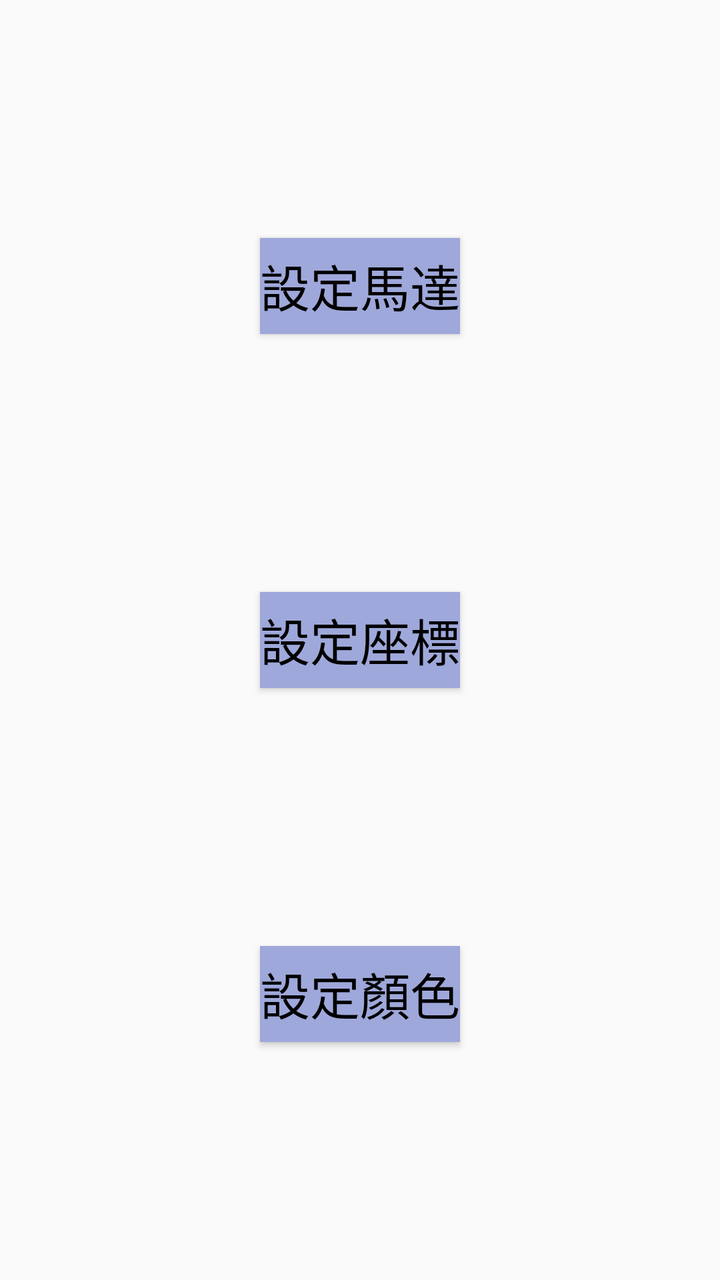
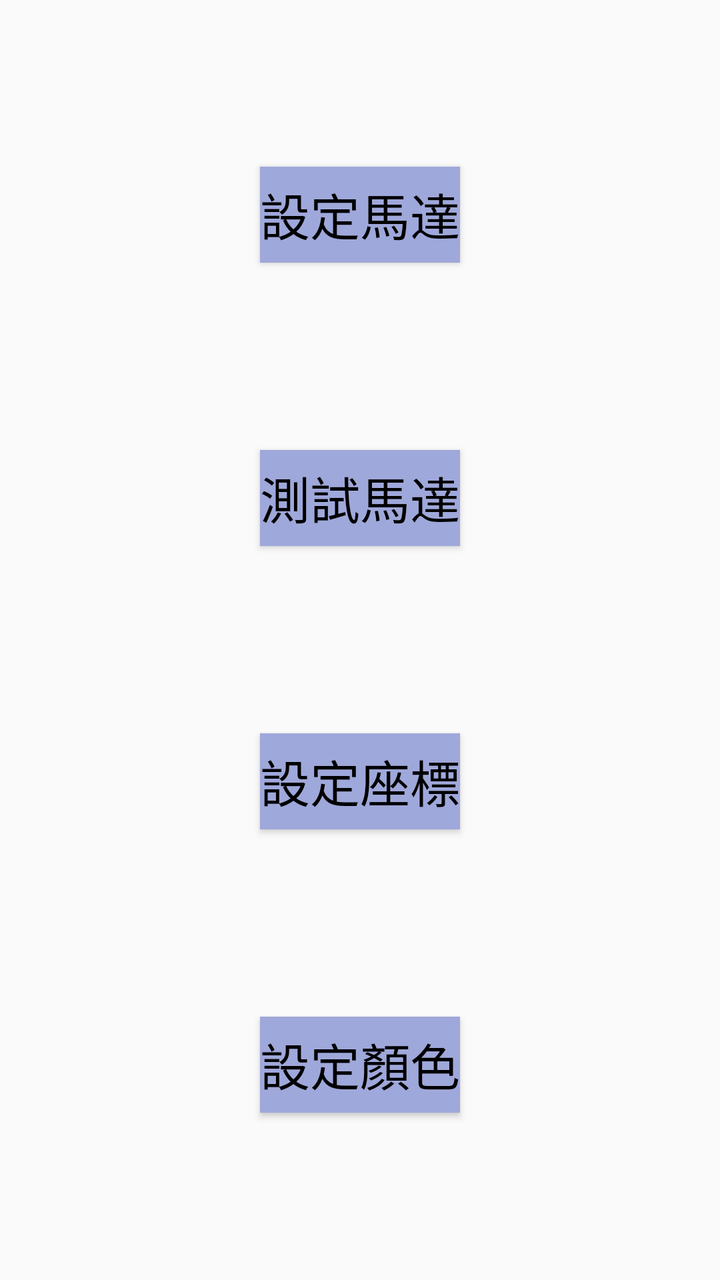

Screens rendered from an Android XML layout before and after an edit, with the pre-edit source and the edit as a unified diff.
<!-- AndroidManifest.xml: application theme Theme.Test -->
<!-- res/layout/fragment_setting.xml -->
<?xml version="1.0" encoding="utf-8"?>
<LinearLayout
    xmlns:android="http://schemas.android.com/apk/res/android"
    xmlns:tools="http://schemas.android.com/tools"
    android:layout_width="match_parent"
    android:layout_height="match_parent"
    android:orientation="vertical"
    tools:context=".SettingFragment">

    <Space
        android:layout_width="match_parent"
        android:layout_height="0dp"
        android:layout_weight="1" />

    <Button
        android:id="@+id/motor_button"
        android:layout_width="wrap_content"
        android:layout_height="wrap_content"
        android:text="設定馬達"
        android:textColor="#000"
        android:layout_marginVertical="10dp"
        android:layout_gravity="center"
        android:textSize="25sp"
        android:background="#9FA8DA"
        />

    <Space
        android:layout_width="match_parent"
        android:layout_height="0dp"
        android:layout_weight="1" />

    <Button
        android:id="@+id/coordinate_button"
        android:layout_width="wrap_content"
        android:layout_height="wrap_content"
        android:text="設定座標"
        android:textColor="#000"
        android:layout_marginVertical="10dp"
        android:layout_gravity="center"
        android:textSize="25sp"
        android:background="#9FA8DA"
        />

    <Space
        android:layout_width="match_parent"
        android:layout_height="0dp"
        android:layout_weight="1" />

    <Button
        android:id="@+id/color_button"
        android:layout_width="wrap_content"
        android:layout_height="wrap_content"
        android:text="設定顏色"
        android:textColor="#000"
        android:layout_marginVertical="10dp"
        android:layout_gravity="center"
        android:background="#9FA8DA"
        android:textSize="25sp"
        />

    <Space
        android:layout_width="match_parent"
        android:layout_height="0dp"
        android:layout_weight="1" />

</LinearLayout>
<!-- resources referenced by this layout -->
<resources>
  <style name="Theme.Test" parent="Theme.MaterialComponents.DayNight.NoActionBar.Bridge" />
</resources>

<!-- the commit's change to res/layout/fragment_setting.xml (unified diff, before → after) -->
@@ -22,6 +22,22 @@
         android:layout_gravity="center"
         android:textSize="25sp"
         android:background="#9FA8DA"
+        />
+
+    <Space
+        android:layout_width="match_parent"
+        android:layout_height="0dp"
+        android:layout_weight="1" />
+    <Button
+        android:id="@+id/testMotor_button"
+        android:layout_width="wrap_content"
+        android:layout_height="wrap_content"
+        android:text="測試馬達"
+        android:textColor="#000"
+        android:layout_marginVertical="10dp"
+        android:layout_gravity="center"
+        android:background="#9FA8DA"
+        android:textSize="25sp"
         />
 
     <Space
